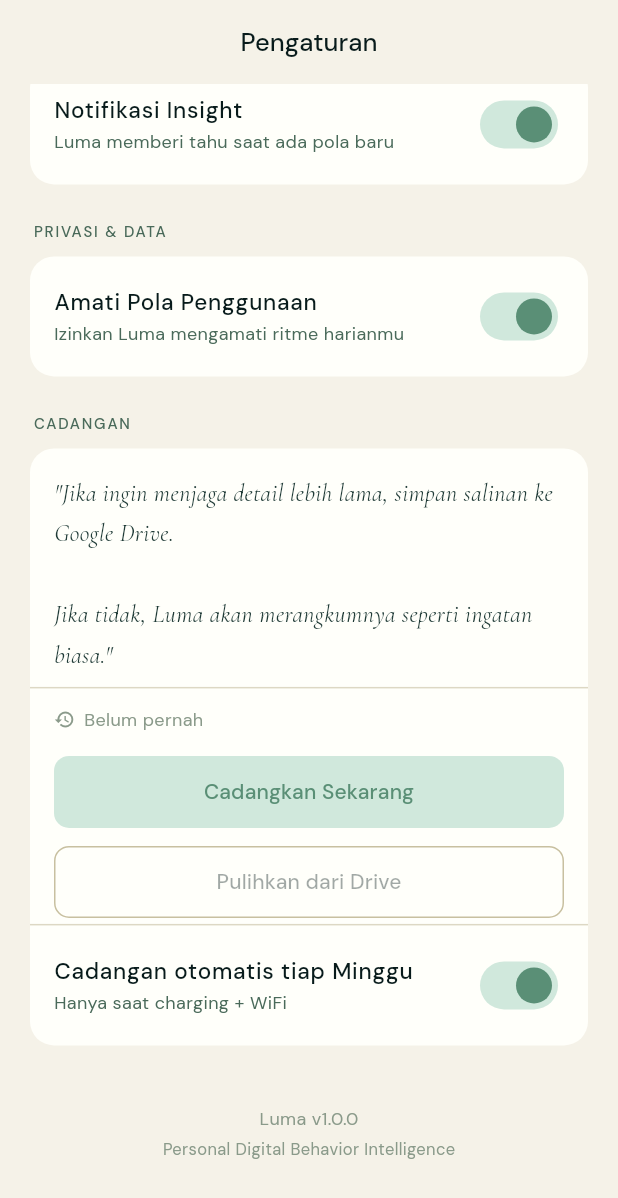
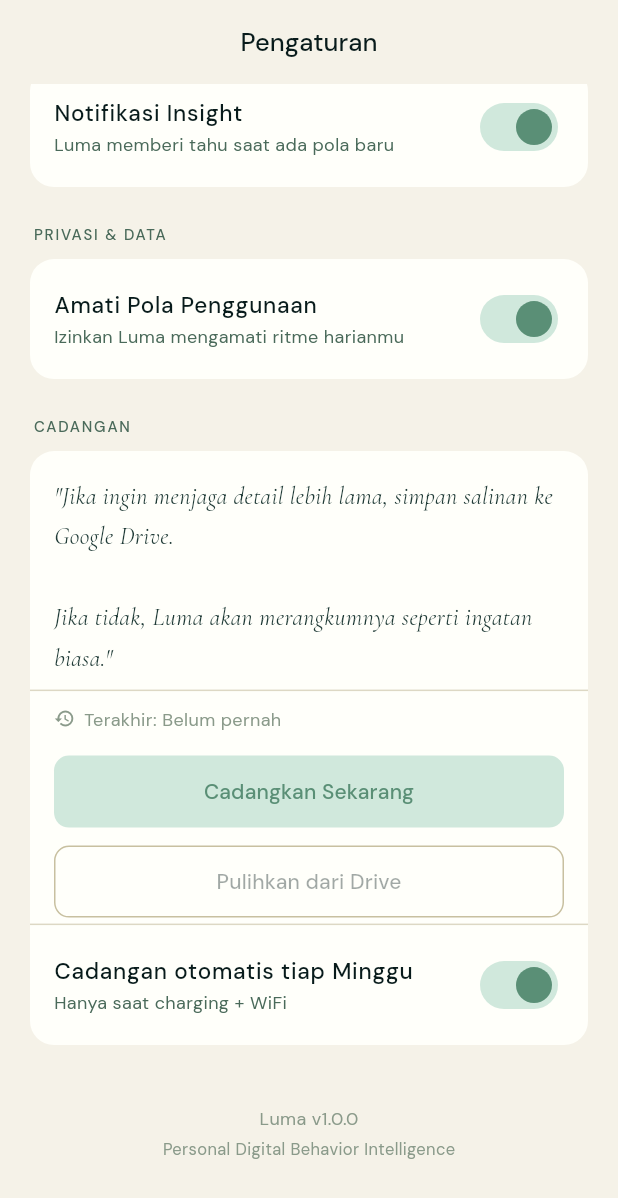
Before and after one commit to tholeteplok/Luma, a Flutter app: the SettingsPage screen opened directly, scrolled down 576 dp, on a phone screen of 412 x 824 dp. Shown: the top 1198 px of the screen. Run offline on Flutter 3.47's test engine with Material 3 defaults, Android fonts, the phone set to English and light mode, and no system bars; our stand-ins replace flutter_secure_storage, get_it, google_fonts, google_sign_in, googleapis_auth, isar and 2 more; missing offline and left inert: cryptography, googleapis, usage_stats, workmanager; accounts and stored records are empty; generated files the repository leaves out were written again.

Commit message:
fix(backup): SnackBar terbaca, info akun terhubung, waktu backup jelas
1. SnackBar tidak terbaca
   - Ganti backgroundColor: p.bgElevated (gelap, teks tidak kontras)
   - Pakai warna hardcoded: hijau gelap #1E4A38 (sukses) / merah-coklat #3A1A10 (gagal)
   - Teks selalu Colors.white — kontras di semua tema
   - Floating SnackBar dengan rounded corners, margin 16px
   - Gagal: ada tombol OK untuk dismiss

2. Info akun terhubung
   - SettingsState.connectedEmail field baru
   - exportBackup() simpan GoogleAuthService().currentAccount?.email setelah sukses
   - Tampil di backup section dengan icon account_circle + warna gentleText

3. Info waktu backup lebih jelas
   - Label 'Terakhir:' / 'Last:' sebelum tanggal\n   - Tanggal berwarna textSecondary + fontWeight.w500 jika ada data\n   - Abu-abu jika belum pernah backup

```diff
--- a/lib/presentation/bloc/home_bloc.dart
+++ b/lib/presentation/bloc/home_bloc.dart
@@ -330,7 +330,7 @@
         insights: [
           {
             'id': '0',
-            'title': 'Luma baru mulai mengenal ritmu.',
+            'title': 'Luma baru mulai mengenal ritmemu.',
             'message':
                 'Dalam beberapa hari ke depan, cerminan pertama akan muncul.',
             'severity': 'gentle',
--- a/lib/presentation/bloc/settings_bloc.dart
+++ b/lib/presentation/bloc/settings_bloc.dart
@@ -2,6 +2,7 @@
 import '../../data/backup/drive_backup_manager.dart';
 import '../../data/db/database_service.dart';
 import '../../data/db/models/models.dart';
+import '../../data/sync/google_auth_service.dart';
 import '../../core/services/background_task_manager.dart';
 
 /// Settings state untuk mengelola preferensi user
@@ -18,6 +19,9 @@
   final bool isRestoring;
   final bool reduceMotion; // Aksesibilitas: matikan animasi organik
 
+  /// Email akun Google yang terhubung untuk backup (null = belum sign-in)
+  final String? connectedEmail;
+
   const SettingsState({
     this.isLoading = false,
     this.error,
@@ -30,6 +34,7 @@
     this.isBackingUp = false,
     this.isRestoring = false,
     this.reduceMotion = false,
+    this.connectedEmail,
   });
 
   SettingsState copyWith({
@@ -44,7 +49,9 @@
     bool? isBackingUp,
     bool? isRestoring,
     bool? reduceMotion,
+    String? connectedEmail,
     bool clearError = false,
+    bool clearConnectedEmail = false,
   }) {
     return SettingsState(
       isLoading: isLoading ?? this.isLoading,
@@ -58,6 +65,7 @@
       isBackingUp: isBackingUp ?? this.isBackingUp,
       isRestoring: isRestoring ?? this.isRestoring,
       reduceMotion: reduceMotion ?? this.reduceMotion,
+      connectedEmail: clearConnectedEmail ? null : (connectedEmail ?? this.connectedEmail),
     );
   }
 
@@ -92,6 +100,7 @@
   bool get isBackingUp => _state.isBackingUp;
   bool get isRestoring => _state.isRestoring;
   bool get reduceMotion => _state.reduceMotion;
+  String? get connectedEmail => _state.connectedEmail;
 
   /// Toggle reduce motion
   void toggleReduceMotion() {
@@ -204,9 +213,12 @@
     try {
       final fileName = await _backupManager.backup();
       if (fileName != null) {
+        // Ambil email akun yang terhubung setelah backup berhasil
+        final email = GoogleAuthService().currentAccount?.email;
         _state = _state.copyWith(
           isBackingUp: false,
           lastBackupDate: DateTime.now(),
+          connectedEmail: email,
         );
         notifyListeners();
         return true;
--- a/lib/presentation/pages/settings_page.dart
+++ b/lib/presentation/pages/settings_page.dart
@@ -196,13 +196,14 @@
   Widget build(BuildContext context) {
     final p = context.luma;
     final s = widget.settings;
+    final isId = widget.isId;
     return _SettingsCard(
       children: [
         // Narasi emosional
         Padding(
           padding: const EdgeInsets.fromLTRB(16, 16, 16, 4),
           child: Text(
-            widget.isId
+            isId
                 ? '"Jika ingin menjaga detail lebih lama, simpan salinan ke Google Drive.\n\nJika tidak, Luma akan merangkumnya seperti ingatan biasa."'
                 : '"If you want to keep details longer, save a copy to Google Drive.\n\nIf not, Luma will summarize them like ordinary memory."',
             style: GoogleFonts.cormorantGaramond(
@@ -216,18 +217,52 @@
         const SizedBox(height: 4),
         _Divider(),
 
-        // Last backup info
+        // ── Info akun terhubung ──────────────────────────────────────────────
+        if (s.connectedEmail != null) ...[
+          Padding(
+            padding: const EdgeInsets.fromLTRB(16, 12, 16, 0),
+            child: Row(
+              children: [
+                Icon(Icons.account_circle_outlined, size: 14, color: p.gentleText),
+                const SizedBox(width: 6),
+                Expanded(
+                  child: Text(
+                    s.connectedEmail!,
+                    style: GoogleFonts.dmSans(
+                      fontSize: 12,
+                      color: p.gentleText,
+                      fontWeight: FontWeight.w500,
+                    ),
+                    overflow: TextOverflow.ellipsis,
+                  ),
+                ),
+              ],
+            ),
+          ),
+        ],
+
+        // ── Waktu backup terakhir ────────────────────────────────────────────
         Padding(
-          padding: const EdgeInsets.fromLTRB(16, 12, 16, 4),
+          padding: const EdgeInsets.fromLTRB(16, 10, 16, 4),
           child: Row(
             children: [
               Icon(Icons.history, size: 14, color: p.textSubtle),
               const SizedBox(width: 6),
               Text(
+                isId ? 'Terakhir: ' : 'Last: ',
+                style: GoogleFonts.dmSans(
+                  fontSize: 12,
+                  color: p.textSubtle,
+                ),
+              ),
+              Text(
                 _formatBackupDate(s.lastBackupDate),
                 style: GoogleFonts.dmSans(
                   fontSize: 12,
-                  color: p.textSubtle,
+                  color: s.lastBackupDate != null ? p.textSecondary : p.textSubtle,
+                  fontWeight: s.lastBackupDate != null
+                      ? FontWeight.w500
+                      : FontWeight.w400,
                 ),
               ),
             ],
@@ -241,22 +276,22 @@
           child: SizedBox(
             width: double.infinity,
             child: _ActionButton(
-              label: widget.isId ? 'Cadangkan Sekarang' : 'Backup Now',
+              label: isId ? 'Cadangkan Sekarang' : 'Backup Now',
               isLoading: s.isBackingUp,
               onPressed: s.isBackingUp
                   ? null
                   : () async {
                       final messenger = ScaffoldMessenger.of(context);
+                      final isId = widget.isId;
                       final ok = await s.exportBackup();
-                      if (!ok && mounted) {
-                        messenger.showSnackBar(
-                          SnackBar(
-                            content: Text(s.error ??
-                                (widget.isId
-                                    ? 'Backup gagal'
-                                    : 'Backup failed')),
-                            backgroundColor: p.bgElevated,
-                          ),
+                      if (mounted) {
+                        // ignore: use_build_context_synchronously
+                        _showSnackBar(
+                          messenger,
+                          ok
+                              ? (isId ? 'Cadangan berhasil disimpan.' : 'Backup saved successfully.')
+                              : (s.error ?? (isId ? 'Backup gagal.' : 'Backup failed.')),
+                          isSuccess: ok,
                         );
                       }
                     },
@@ -271,7 +306,7 @@
           child: SizedBox(
             width: double.infinity,
             child: _ActionButton(
-              label: widget.isId ? 'Pulihkan dari Drive' : 'Restore from Drive',
+              label: isId ? 'Pulihkan dari Drive' : 'Restore from Drive',
               isLoading: s.isRestoring,
               isPrimary: false,
               onPressed: (s.isRestoring || s.lastBackupDate == null)
@@ -285,16 +320,47 @@
 
         // Auto-backup toggle
         _SwitchTile(
-          title: widget.isId
-              ? 'Cadangan otomatis tiap Minggu'
-              : 'Auto-backup every Sunday',
-          subtitle: widget.isId
-              ? 'Hanya saat charging + WiFi'
-              : 'Only when charging + WiFi',
+          title: isId ? 'Cadangan otomatis tiap Minggu' : 'Auto-backup every Sunday',
+          subtitle: isId ? 'Hanya saat charging + WiFi' : 'Only when charging + WiFi',
           value: s.autoBackupEnabled,
           onChanged: (_) => s.toggleAutoBackup(),
         ),
       ],
+    );
+  }
+
+  /// SnackBar dengan kontras yang benar — teks selalu terbaca
+  void _showSnackBar(
+    ScaffoldMessengerState messenger,
+    String message, {
+    required bool isSuccess,
+  }) {
+    messenger.clearSnackBars();
+    messenger.showSnackBar(
+      SnackBar(
+        content: Text(
+          message,
+          style: GoogleFonts.dmSans(
+            fontSize: 13,
+            color: Colors.white,
+            fontWeight: FontWeight.w500,
+          ),
+        ),
+        backgroundColor: isSuccess
+            ? const Color(0xFF1E4A38)
+            : const Color(0xFF3A1A10),
+        behavior: SnackBarBehavior.floating,
+        shape: RoundedRectangleBorder(borderRadius: BorderRadius.circular(10)),
+        margin: const EdgeInsets.fromLTRB(16, 0, 16, 16),
+        duration: const Duration(seconds: 4),
+        action: isSuccess
+            ? null
+            : SnackBarAction(
+                label: 'OK',
+                textColor: const Color(0xFFEEE8B2),
+                onPressed: () => messenger.clearSnackBars(),
+              ),
+      ),
     );
   }
 
@@ -375,13 +441,11 @@
     if (confirm == true && mounted) {
       await s.importBackup();
       if (mounted) {
-        messenger.showSnackBar(
-          SnackBar(
-            content: Text(widget.isId
-                ? 'Pemulihan selesai'
-                : 'Restore complete'),
-            backgroundColor: p.bgElevated,
-          ),
+        // ignore: use_build_context_synchronously
+        _showSnackBar(
+          messenger,
+          widget.isId ? 'Pemulihan selesai.' : 'Restore complete.',
+          isSuccess: true,
         );
       }
     }
```
